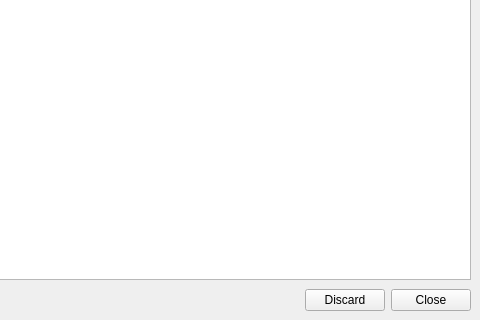
Old version of the form plugins/dockers/recorder/recorder_snapshots_manager.ui in the repository KDE/krita; both pictures show x 145 to 625 and y 153 to 473 of the 625 by 473 pixel window.
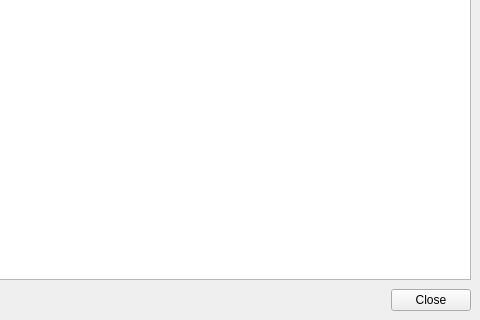
New version of the form.

Commit message:
[string freeze exception] Recover "Clean Up" button in the Recordings Manager
When the manager was refactored into supporting QDialogButtonBox, then clean-up
button was replaced with a "Discard" button. Even though it sounds sensible in
English, it has a different meaning in QDialogButtonBox and, therefore, in translations.

In translations, the button is usually translated as "Close without saving", which is
not what the button actually does in Krita.

BUG:455207

Diff of the .ui file:
```diff
--- a/plugins/dockers/recorder/recorder_snapshots_manager.ui
+++ b/plugins/dockers/recorder/recorder_snapshots_manager.ui
@@ -276,7 +276,7 @@
          <item>
           <widget class="QDialogButtonBox" name="buttonBox">
            <property name="standardButtons">
-            <set>QDialogButtonBox::Close|QDialogButtonBox::Discard</set>
+            <set>QDialogButtonBox::Close</set>
            </property>
           </widget>
          </item>
```
The commit also changes 2 other files.
